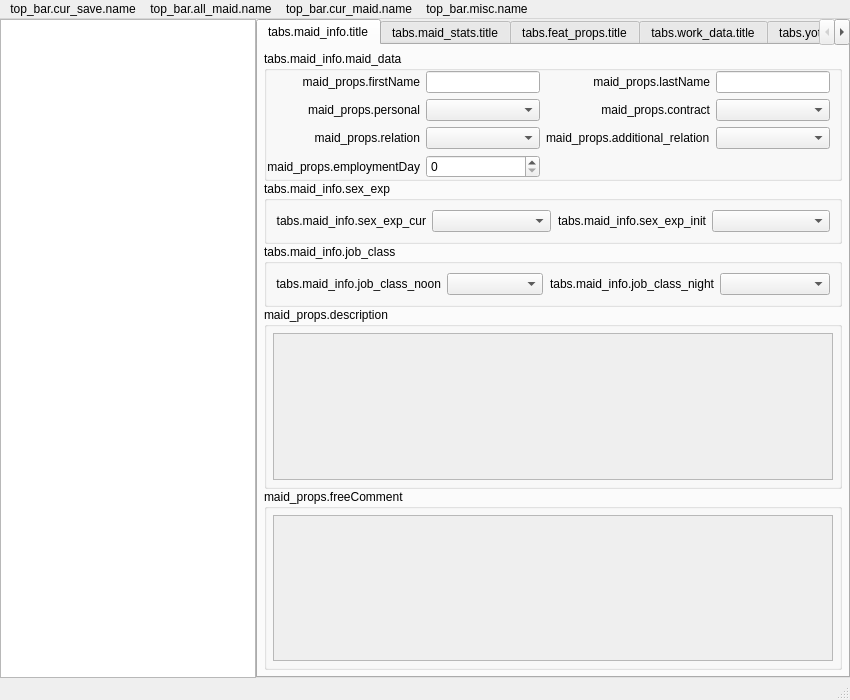
The window that GUI/templates/maid_fiddler.ui (ghorsington/COM3D2.MaidFiddler) describes before a commit, drawn with Qt 5.
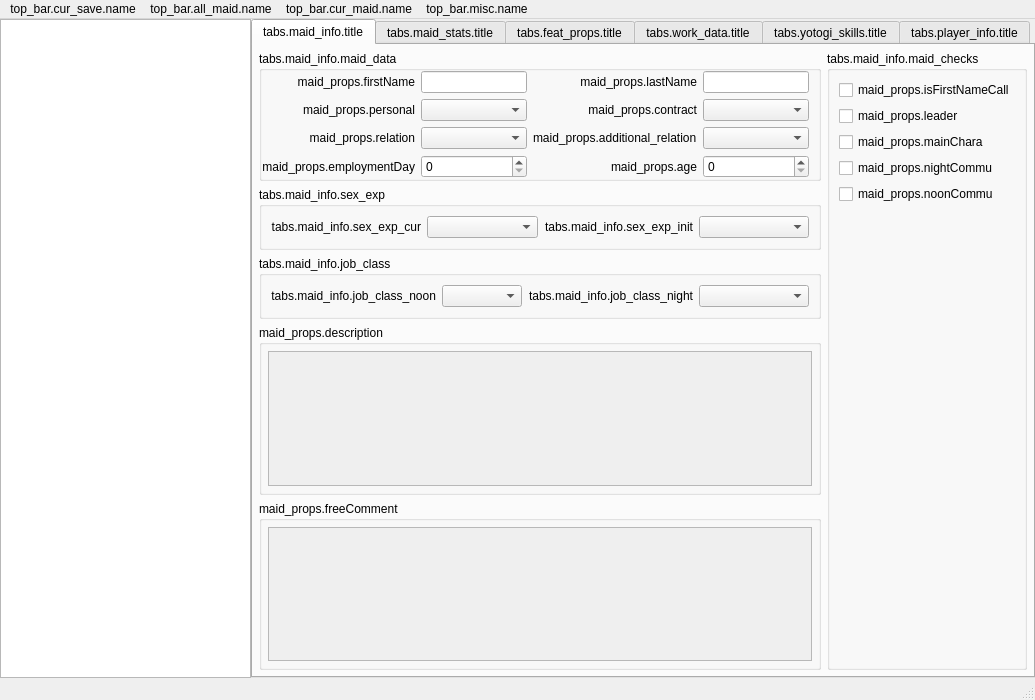
The same window after the commit.

Patch:
```diff
--- a/GUI/templates/maid_fiddler.ui
+++ b/GUI/templates/maid_fiddler.ui
@@ -9,7 +9,7 @@
    <rect>
     <x>0</x>
     <y>0</y>
-    <width>850</width>
+    <width>1035</width>
     <height>700</height>
    </rect>
   </property>
@@ -34,7 +34,7 @@
      <verstretch>0</verstretch>
     </sizepolicy>
    </property>
-   <layout class="QVBoxLayout" name="verticalLayout">
+   <layout class="QHBoxLayout" name="horizontalLayout_2">
     <property name="leftMargin">
      <number>0</number>
     </property>
@@ -119,10 +119,7 @@
          <attribute name="title">
           <string>tabs.maid_info.title</string>
          </attribute>
-         <layout class="QVBoxLayout" name="verticalLayout_2">
-          <property name="spacing">
-           <number>0</number>
-          </property>
+         <layout class="QGridLayout" name="gridLayout">
           <property name="sizeConstraint">
            <enum>QLayout::SetDefaultConstraint</enum>
           </property>
@@ -138,7 +135,7 @@
           <property name="bottomMargin">
            <number>6</number>
           </property>
-          <item>
+          <item row="0" column="0">
            <widget class="QGroupBox" name="main_data_group">
             <property name="sizePolicy">
              <sizepolicy hsizetype="Preferred" vsizetype="Fixed">
@@ -283,89 +280,30 @@
              <item row="2" column="5">
               <widget class="QComboBox" name="additional_relation_combo"/>
              </item>
-            </layout>
-           </widget>
-          </item>
-          <item>
-           <widget class="QGroupBox" name="sex_exp_group">
-            <property name="sizePolicy">
-             <sizepolicy hsizetype="Expanding" vsizetype="Fixed">
-              <horstretch>0</horstretch>
-              <verstretch>0</verstretch>
-             </sizepolicy>
-            </property>
-            <property name="whatsThis">
-             <string>tabs.maid_info.sex_exp</string>
-            </property>
-            <property name="title">
-             <string>tabs.maid_info.sex_exp</string>
-            </property>
-            <layout class="QGridLayout" name="gridLayout_3">
-             <item row="0" column="2">
-              <widget class="QComboBox" name="current_combo">
-               <property name="sizePolicy">
-                <sizepolicy hsizetype="Preferred" vsizetype="Fixed">
-                 <horstretch>0</horstretch>
-                 <verstretch>0</verstretch>
-                </sizepolicy>
-               </property>
-              </widget>
-             </item>
-             <item row="0" column="3">
-              <widget class="QLabel" name="initial_label">
-               <property name="sizePolicy">
-                <sizepolicy hsizetype="Minimum" vsizetype="Preferred">
-                 <horstretch>0</horstretch>
-                 <verstretch>0</verstretch>
-                </sizepolicy>
-               </property>
+             <item row="3" column="4">
+              <widget class="QLabel" name="age_label">
                <property name="whatsThis">
                 <string>tabs.maid_info.sex_exp_init</string>
                </property>
                <property name="text">
-                <string>tabs.maid_info.sex_exp_init</string>
+                <string>maid_props.age</string>
                </property>
                <property name="alignment">
                 <set>Qt::AlignRight|Qt::AlignTrailing|Qt::AlignVCenter</set>
                </property>
               </widget>
              </item>
-             <item row="0" column="1">
-              <widget class="QLabel" name="current_label">
-               <property name="sizePolicy">
-                <sizepolicy hsizetype="Minimum" vsizetype="Preferred">
-                 <horstretch>0</horstretch>
-                 <verstretch>0</verstretch>
-                </sizepolicy>
+             <item row="3" column="5">
+              <widget class="QSpinBox" name="age_box">
+               <property name="maximum">
+                <number>99999</number>
                </property>
-               <property name="whatsThis">
-                <string>tabs.maid_info.sex_exp_cur</string>
-               </property>
-               <property name="layoutDirection">
-                <enum>Qt::LeftToRight</enum>
-               </property>
-               <property name="text">
-                <string>tabs.maid_info.sex_exp_cur</string>
-               </property>
-               <property name="alignment">
-                <set>Qt::AlignRight|Qt::AlignTrailing|Qt::AlignVCenter</set>
-               </property>
               </widget>
              </item>
-             <item row="0" column="4">
-              <widget class="QComboBox" name="initial_combo">
-               <property name="sizePolicy">
-                <sizepolicy hsizetype="Preferred" vsizetype="Fixed">
-                 <horstretch>0</horstretch>
-                 <verstretch>0</verstretch>
-                </sizepolicy>
-               </property>
-              </widget>
-             </item>
             </layout>
            </widget>
           </item>
-          <item>
+          <item row="2" column="0">
            <widget class="QGroupBox" name="cur_classes_group">
             <property name="sizePolicy">
              <sizepolicy hsizetype="Preferred" vsizetype="Fixed">
@@ -453,7 +391,7 @@
             </layout>
            </widget>
           </item>
-          <item>
+          <item row="3" column="0">
            <widget class="QGroupBox" name="description_group">
             <property name="sizePolicy">
              <sizepolicy hsizetype="Preferred" vsizetype="Expanding">
@@ -508,7 +446,86 @@
             </layout>
            </widget>
           </item>
-          <item>
+          <item row="1" column="0">
+           <widget class="QGroupBox" name="sex_exp_group">
+            <property name="sizePolicy">
+             <sizepolicy hsizetype="Expanding" vsizetype="Fixed">
+              <horstretch>0</horstretch>
+              <verstretch>0</verstretch>
+             </sizepolicy>
+            </property>
+            <property name="whatsThis">
+             <string>tabs.maid_info.sex_exp</string>
+            </property>
+            <property name="title">
+             <string>tabs.maid_info.sex_exp</string>
+            </property>
+            <layout class="QGridLayout" name="gridLayout_3">
+             <item row="0" column="2">
+              <widget class="QComboBox" name="current_combo">
+               <property name="sizePolicy">
+                <sizepolicy hsizetype="Preferred" vsizetype="Fixed">
+                 <horstretch>0</horstretch>
+                 <verstretch>0</verstretch>
+                </sizepolicy>
+               </property>
+              </widget>
+             </item>
+             <item row="0" column="3">
+              <widget class="QLabel" name="initial_label">
+               <property name="sizePolicy">
+                <sizepolicy hsizetype="Minimum" vsizetype="Preferred">
+                 <horstretch>0</horstretch>
+                 <verstretch>0</verstretch>
+                </sizepolicy>
+               </property>
+               <property name="whatsThis">
+                <string>tabs.maid_info.sex_exp_init</string>
+               </property>
+               <property name="text">
+                <string>tabs.maid_info.sex_exp_init</string>
+               </property>
+               <property name="alignment">
+                <set>Qt::AlignRight|Qt::AlignTrailing|Qt::AlignVCenter</set>
+               </property>
+              </widget>
+             </item>
+             <item row="0" column="1">
+              <widget class="QLabel" name="current_label">
+               <property name="sizePolicy">
+                <sizepolicy hsizetype="Minimum" vsizetype="Preferred">
+                 <horstretch>0</horstretch>
+                 <verstretch>0</verstretch>
+                </sizepolicy>
+               </property>
+               <property name="whatsThis">
+                <string>tabs.maid_info.sex_exp_cur</string>
+               </property>
+               <property name="layoutDirection">
+                <enum>Qt::LeftToRight</enum>
+               </property>
+               <property name="text">
+                <string>tabs.maid_info.sex_exp_cur</string>
+               </property>
+               <property name="alignment">
+                <set>Qt::AlignRight|Qt::AlignTrailing|Qt::AlignVCenter</set>
+               </property>
+              </widget>
+             </item>
+             <item row="0" column="4">
+              <widget class="QComboBox" name="initial_combo">
+               <property name="sizePolicy">
+                <sizepolicy hsizetype="Preferred" vsizetype="Fixed">
+                 <horstretch>0</horstretch>
+                 <verstretch>0</verstretch>
+                </sizepolicy>
+               </property>
+              </widget>
+             </item>
+            </layout>
+           </widget>
+          </item>
+          <item row="4" column="0">
            <widget class="QGroupBox" name="user_comment_group">
             <property name="sizePolicy">
              <sizepolicy hsizetype="Preferred" vsizetype="Expanding">
@@ -560,6 +577,90 @@
             </layout>
            </widget>
           </item>
+          <item row="0" column="1" rowspan="5">
+           <widget class="QGroupBox" name="checks_group">
+            <property name="sizePolicy">
+             <sizepolicy hsizetype="Preferred" vsizetype="Expanding">
+              <horstretch>0</horstretch>
+              <verstretch>0</verstretch>
+             </sizepolicy>
+            </property>
+            <property name="whatsThis">
+             <string>tabs.maid_info.maid_checks</string>
+            </property>
+            <property name="title">
+             <string>tabs.maid_info.maid_checks</string>
+            </property>
+            <layout class="QVBoxLayout" name="verticalLayout">
+             <item>
+              <widget class="QCheckBox" name="isFirstNameCallCheck">
+               <property name="whatsThis">
+                <string>maid_props.isFirstNameCall</string>
+               </property>
+               <property name="text">
+                <string>maid_props.isFirstNameCall</string>
+               </property>
+              </widget>
+             </item>
+             <item>
+              <widget class="QCheckBox" name="leaderCheck">
+               <property name="toolTip">
+                <string/>
+               </property>
+               <property name="whatsThis">
+                <string>maid_props.leader</string>
+               </property>
+               <property name="text">
+                <string>maid_props.leader</string>
+               </property>
+              </widget>
+             </item>
+             <item>
+              <widget class="QCheckBox" name="mainCharaCheck">
+               <property name="whatsThis">
+                <string>maid_props.mainChara</string>
+               </property>
+               <property name="text">
+                <string>maid_props.mainChara</string>
+               </property>
+              </widget>
+             </item>
+             <item>
+              <widget class="QCheckBox" name="nightCommuCheck">
+               <property name="whatsThis">
+                <string>maid_props.nightCommu</string>
+               </property>
+               <property name="text">
+                <string>maid_props.nightCommu</string>
+               </property>
+              </widget>
+             </item>
+             <item>
+              <widget class="QCheckBox" name="noonCommuCheck">
+               <property name="whatsThis">
+                <string>maid_props.noonCommu</string>
+               </property>
+               <property name="text">
+                <string>maid_props.noonCommu</string>
+               </property>
+              </widget>
+             </item>
+             <item>
+              <spacer name="verticalSpacer">
+               <property name="orientation">
+                <enum>Qt::Vertical</enum>
+               </property>
+               <property name="sizeHint" stdset="0">
+                <size>
+                 <width>20</width>
+                 <height>40</height>
+                </size>
+               </property>
+              </spacer>
+             </item>
+            </layout>
+           </widget>
+          </item>
          </layout>
         </widget>
         <widget class="QWidget" name="tab_maid_stats">
@@ -1467,7 +1568,7 @@
     <rect>
      <x>0</x>
      <y>0</y>
-     <width>850</width>
+     <width>1035</width>
      <height>21</height>
     </rect>
    </property>
```
Left out of the diff: 10 changed lines with no effect on the pictures.
